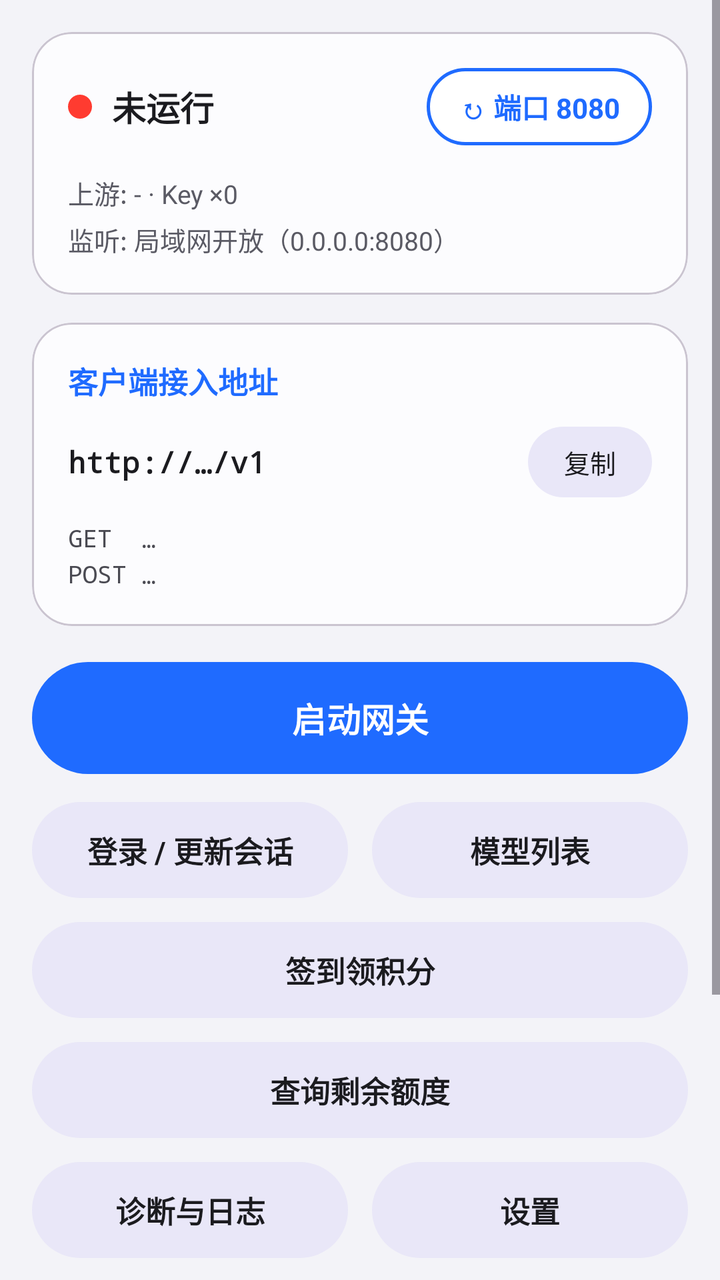
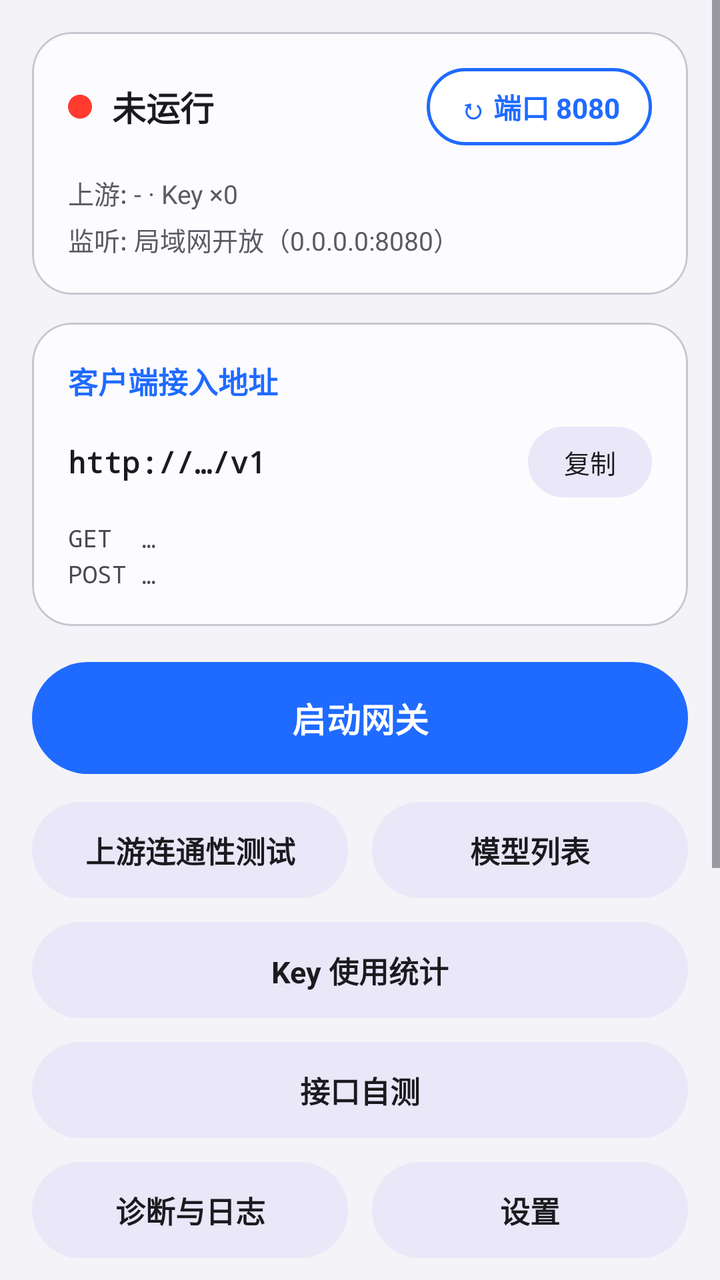

The first picture is an Android layout as it rendered before a commit; the second is the same layout after the commit. The layout source and the unified diff follow.
<!-- AndroidManifest.xml: application theme Theme.Moma -->
<!-- res/layout/activity_gateway.xml -->
<?xml version="1.0" encoding="utf-8"?>
<ScrollView xmlns:android="http://schemas.android.com/apk/res/android"
    xmlns:app="http://schemas.android.com/apk/res-auto"
    android:layout_width="match_parent"
    android:layout_height="match_parent"
    android:background="#F3F3F8"
    android:fillViewport="true">

    <LinearLayout
        android:layout_width="match_parent"
        android:layout_height="wrap_content"
        android:orientation="vertical"
        android:padding="16dp">

        
        <com.google.android.material.card.MaterialCardView
            android:layout_width="match_parent"
            android:layout_height="wrap_content"
            app:cardBackgroundColor="#FCFCFE"
            app:cardCornerRadius="20dp"
            app:cardElevation="0dp">

            <LinearLayout
                android:layout_width="match_parent"
                android:layout_height="wrap_content"
                android:orientation="vertical"
                android:padding="18dp">

                <LinearLayout
                    android:layout_width="match_parent"
                    android:layout_height="wrap_content"
                    android:gravity="center_vertical"
                    android:orientation="horizontal">

                    <View
                        android:id="@+id/statusDot"
                        android:layout_width="12dp"
                        android:layout_height="12dp"
                        android:background="@drawable/dot_red" />

                    <TextView
                        android:id="@+id/statusText"
                        android:layout_width="wrap_content"
                        android:layout_height="wrap_content"
                        android:layout_marginStart="10dp"
                        android:text="未运行"
                        android:textColor="#1B1B1F"
                        android:textSize="17sp"
                        android:textStyle="bold" />

                    <Space
                        android:layout_width="0dp"
                        android:layout_height="1dp"
                        android:layout_weight="1" />

                    <TextView
                        android:id="@+id/portChip"
                        android:layout_width="wrap_content"
                        android:layout_height="wrap_content"
                        android:background="@drawable/chip_outline"
                        android:paddingStart="16dp"
                        android:paddingTop="9dp"
                        android:paddingEnd="16dp"
                        android:paddingBottom="9dp"
                        android:text="↻ 端口 8080"
                        android:textColor="#1F6BFF"
                        android:textSize="14sp"
                        android:textStyle="bold" />
                </LinearLayout>

                <TextView
                    android:id="@+id/upstreamLine"
                    android:layout_width="match_parent"
                    android:layout_height="wrap_content"
                    android:layout_marginTop="14dp"
                    android:text="上游: - · Key ×0"
                    android:textColor="#5A5A64"
                    android:textSize="13sp" />

                <TextView
                    android:id="@+id/listenLine"
                    android:layout_width="match_parent"
                    android:layout_height="wrap_content"
                    android:layout_marginTop="4dp"
                    android:text="监听: 局域网开放（0.0.0.0:8080）"
                    android:textColor="#5A5A64"
                    android:textSize="13sp" />
            </LinearLayout>
        </com.google.android.material.card.MaterialCardView>

        
        <com.google.android.material.card.MaterialCardView
            android:layout_width="match_parent"
            android:layout_height="wrap_content"
            android:layout_marginTop="14dp"
            app:cardBackgroundColor="#FCFCFE"
            app:cardCornerRadius="20dp"
            app:cardElevation="0dp">

            <LinearLayout
                android:layout_width="match_parent"
                android:layout_height="wrap_content"
                android:orientation="vertical"
                android:padding="18dp">

                <TextView
                    android:layout_width="wrap_content"
                    android:layout_height="wrap_content"
                    android:text="客户端接入地址"
                    android:textColor="#1F6BFF"
                    android:textSize="15sp"
                    android:textStyle="bold" />

                <LinearLayout
                    android:layout_width="match_parent"
                    android:layout_height="wrap_content"
                    android:layout_marginTop="12dp"
                    android:gravity="center_vertical"
                    android:orientation="horizontal">

                    <TextView
                        android:id="@+id/addrText"
                        android:layout_width="0dp"
                        android:layout_height="wrap_content"
                        android:layout_weight="1"
                        android:fontFamily="monospace"
                        android:text="http://…/v1"
                        android:textColor="#1B1B1F"
                        android:textSize="15sp"
                        android:textStyle="bold" />

                    <TextView
                        android:id="@+id/btnCopyAddr"
                        android:layout_width="wrap_content"
                        android:layout_height="wrap_content"
                        android:layout_marginStart="10dp"
                        android:background="@drawable/pill_bg"
                        android:paddingStart="18dp"
                        android:paddingTop="8dp"
                        android:paddingEnd="18dp"
                        android:paddingBottom="8dp"
                        android:text="复制"
                        android:textColor="#1B1B1F"
                        android:textSize="13sp" />
                </LinearLayout>

                <TextView
                    android:id="@+id/endpointsText"
                    android:layout_width="match_parent"
                    android:layout_height="wrap_content"
                    android:layout_marginTop="12dp"
                    android:fontFamily="monospace"
                    android:lineSpacingExtra="4dp"
                    android:text="GET  …\nPOST …"
                    android:textColor="#4A4A52"
                    android:textSize="12sp" />
            </LinearLayout>
        </com.google.android.material.card.MaterialCardView>

        
        <com.google.android.material.button.MaterialButton
            android:id="@+id/btnStart"
            android:layout_width="match_parent"
            android:layout_height="56dp"
            android:layout_marginTop="18dp"
            android:insetTop="0dp"
            android:insetBottom="0dp"
            android:text="启动网关"
            android:textColor="#FFFFFF"
            android:textSize="17sp"
            android:textStyle="bold"
            app:backgroundTint="#1F6BFF"
            app:cornerRadius="28dp" />

        
        <LinearLayout
            android:layout_width="match_parent"
            android:layout_height="wrap_content"
            android:layout_marginTop="14dp"
            android:orientation="horizontal">

            <TextView
                android:id="@+id/btnSession"
                style="@style/PillButton"
                android:layout_width="0dp"
                android:layout_height="48dp"
                android:layout_marginEnd="6dp"
                android:layout_weight="1"
                android:text="登录 / 更新会话" />

            <TextView
                android:id="@+id/btnModels"
                style="@style/PillButton"
                android:layout_width="0dp"
                android:layout_height="48dp"
                android:layout_marginStart="6dp"
                android:layout_weight="1"
                android:text="模型列表" />
        </LinearLayout>

        <TextView
            android:id="@+id/btnSignin"
            style="@style/PillButton"
            android:layout_width="match_parent"
            android:layout_height="48dp"
            android:layout_marginTop="12dp"
            android:text="签到领积分" />

        <TextView
            android:id="@+id/btnQuota"
            style="@style/PillButton"
            android:layout_width="match_parent"
            android:layout_height="48dp"
            android:layout_marginTop="12dp"
            android:text="查询剩余额度" />

        
        <LinearLayout
            android:layout_width="match_parent"
            android:layout_height="wrap_content"
            android:layout_marginTop="12dp"
            android:orientation="horizontal">

            <TextView
                android:id="@+id/btnLogs"
                style="@style/PillButton"
                android:layout_width="0dp"
                android:layout_height="48dp"
                android:layout_marginEnd="6dp"
                android:layout_weight="1"
                android:text="诊断与日志" />

            <TextView
                android:id="@+id/btnSettings"
                style="@style/PillButton"
                android:layout_width="0dp"
                android:layout_height="48dp"
                android:layout_marginStart="6dp"
                android:layout_weight="1"
                android:text="设置" />
        </LinearLayout>

        
        <LinearLayout
            android:layout_width="match_parent"
            android:layout_height="wrap_content"
            android:layout_marginTop="12dp"
            android:orientation="horizontal">

            <TextView
                android:id="@+id/btnApikey"
                style="@style/PillButton"
                android:layout_width="0dp"
                android:layout_height="48dp"
                android:layout_marginEnd="6dp"
                android:layout_weight="1"
                android:text="API Key" />

            <TextView
                android:id="@+id/btnBattery"
                style="@style/PillButton"
                android:layout_width="0dp"
                android:layout_height="48dp"
                android:layout_marginStart="6dp"
                android:layout_weight="1"
                android:text="电池优化白名单" />
        </LinearLayout>

        <TextView
            android:id="@+id/btnChat"
            style="@style/PillButton"
            android:layout_width="match_parent"
            android:layout_height="48dp"
            android:layout_marginTop="12dp"
            android:text="对话测试（本地多会话）" />

        <TextView
            android:layout_width="match_parent"
            android:layout_height="wrap_content"
            android:layout_marginTop="16dp"
            android:layout_marginBottom="8dp"
            android:gravity="center"
            android:text="支持 OpenAI 协议 · 任何支持自定义 Base URL 的客户端均可接入本网关"
            android:textColor="#8A8A94"
            android:textSize="12sp" />
    </LinearLayout>
</ScrollView>
<!-- resources referenced by this layout -->
<resources>
  <!-- drawable chip_outline (drawable) -->
  <?xml version="1.0" encoding="utf-8"?>
  <shape xmlns:android="http://schemas.android.com/apk/res/android" android:shape="rectangle">
      <solid android:color="#FFFFFF" />
      <stroke android:width="1.5dp" android:color="#1F6BFF" />
      <corners android:radius="20dp" />
  </shape>
  <!-- drawable dot_red (drawable) -->
  <?xml version="1.0" encoding="utf-8"?>
  <shape xmlns:android="http://schemas.android.com/apk/res/android" android:shape="oval">
      <solid android:color="#FF3B30" />
      <size android:width="12dp" android:height="12dp" />
  </shape>
  <!-- drawable pill_bg (drawable) -->
  <?xml version="1.0" encoding="utf-8"?>
  <shape xmlns:android="http://schemas.android.com/apk/res/android" android:shape="rectangle">
      <solid android:color="#E9E7F8" />
      <corners android:radius="24dp" />
  </shape>
  <style name="PillButton">
          <item name="android:background">@drawable/pill_bg</item>
          <item name="android:gravity">center</item>
          <item name="android:textColor">#1B1B1F</item>
          <item name="android:textSize">15sp</item>
          <item name="android:textStyle">bold</item>
      </style>
  <style name="Theme.Moma" parent="Theme.Material3.DayNight.NoActionBar">
          <item name="colorPrimary">@color/green_primary</item>
      </style>
  <color name="green_primary">#1AAD19</color>
</resources>

<!-- the commit's change to res/layout/activity_gateway.xml (unified diff, before → after) -->
@@ -180,13 +180,13 @@
             android:orientation="horizontal">
 
             <TextView
-                android:id="@+id/btnSession"
+                android:id="@+id/btnTestUpstream"
                 style="@style/PillButton"
                 android:layout_width="0dp"
                 android:layout_height="48dp"
                 android:layout_marginEnd="6dp"
                 android:layout_weight="1"
-                android:text="登录 / 更新会话" />
+                android:text="上游连通性测试" />
 
             <TextView
                 android:id="@+id/btnModels"
@@ -199,20 +199,20 @@
         </LinearLayout>
 
         <TextView
-            android:id="@+id/btnSignin"
-            style="@style/PillButton"
-            android:layout_width="match_parent"
-            android:layout_height="48dp"
-            android:layout_marginTop="12dp"
-            android:text="签到领积分" />
-
-        <TextView
-            android:id="@+id/btnQuota"
-            style="@style/PillButton"
-            android:layout_width="match_parent"
-            android:layout_height="48dp"
-            android:layout_marginTop="12dp"
-            android:text="查询剩余额度" />
+            android:id="@+id/btnKeyStats"
+            style="@style/PillButton"
+            android:layout_width="match_parent"
+            android:layout_height="48dp"
+            android:layout_marginTop="12dp"
+            android:text="Key 使用统计" />
+
+        <TextView
+            android:id="@+id/btnSelfTest"
+            style="@style/PillButton"
+            android:layout_width="match_parent"
+            android:layout_height="48dp"
+            android:layout_marginTop="12dp"
+            android:text="接口自测" />
 
         
         <LinearLayout
@@ -257,14 +257,30 @@
                 android:text="API Key" />
 
             <TextView
-                android:id="@+id/btnBattery"
+                android:id="@+id/btnStress"
                 style="@style/PillButton"
                 android:layout_width="0dp"
                 android:layout_height="48dp"
                 android:layout_marginStart="6dp"
                 android:layout_weight="1"
-                android:text="电池优化白名单" />
+                android:text="并发压测" />
         </LinearLayout>
+
+        <TextView
+            android:id="@+id/btnCurl"
+            style="@style/PillButton"
+            android:layout_width="match_parent"
+            android:layout_height="48dp"
+            android:layout_marginTop="12dp"
+            android:text="复制 cURL 示例" />
+
+        <TextView
+            android:id="@+id/btnBattery"
+            style="@style/PillButton"
+            android:layout_width="match_parent"
+            android:layout_height="48dp"
+            android:layout_marginTop="12dp"
+            android:text="电池优化白名单（防后台被杀）" />
 
         <TextView
             android:id="@+id/btnChat"
